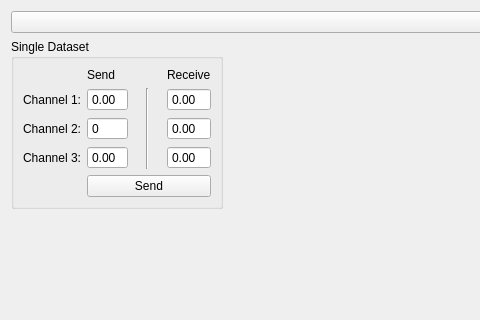
This is pysoworks/spiboxwidget.ui in piezosystemjena/PiSoWorks as Qt 5 draws it before an edit; both pictures show x 0 to 480 and y 0 to 320 of the 1205 by 821 pixel window. The edited form follows.
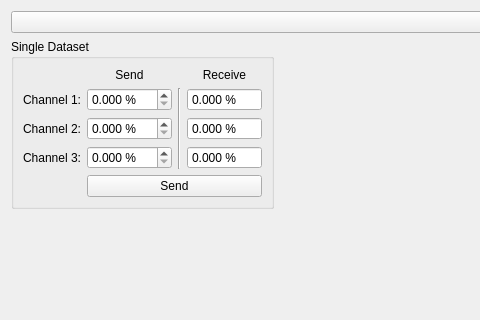
This is the edited form. Custom widgets are drawn as their Qt base class.

```diff
--- a/pysoworks/spiboxwidget.ui
+++ b/pysoworks/spiboxwidget.ui
@@ -85,17 +85,22 @@
           <string>Single Dataset</string>
          </property>
          <layout class="QGridLayout" name="gridLayout">
-          <item row="2" column="1">
-           <widget class="QSpinBox" name="spinBox">
-            <property name="buttonSymbols">
-             <enum>QAbstractSpinBox::ButtonSymbols::NoButtons</enum>
-            </property>
-           </widget>
-          </item>
           <item row="1" column="1">
            <widget class="QDoubleSpinBox" name="doubleSpinBox">
             <property name="buttonSymbols">
-             <enum>QAbstractSpinBox::ButtonSymbols::NoButtons</enum>
+             <enum>QAbstractSpinBox::ButtonSymbols::UpDownArrows</enum>
+            </property>
+            <property name="suffix">
+             <string> %</string>
+            </property>
+            <property name="decimals">
+             <number>3</number>
+            </property>
+            <property name="maximum">
+             <double>100.000000000000000</double>
+            </property>
+            <property name="singleStep">
+             <double>10.000000000000000</double>
             </property>
            </widget>
           </item>
@@ -107,6 +112,15 @@
             <property name="buttonSymbols">
              <enum>QAbstractSpinBox::ButtonSymbols::NoButtons</enum>
             </property>
+            <property name="suffix">
+             <string> %</string>
+            </property>
+            <property name="decimals">
+             <number>3</number>
+            </property>
+            <property name="maximum">
+             <double>1000.000000000000000</double>
+            </property>
            </widget>
           </item>
           <item row="0" column="1">
@@ -114,6 +128,9 @@
             <property name="text">
              <string>Send</string>
             </property>
+            <property name="alignment">
+             <set>Qt::AlignmentFlag::AlignCenter</set>
+            </property>
            </widget>
           </item>
           <item row="0" column="3">
@@ -121,6 +138,9 @@
             <property name="text">
              <string>Receive</string>
             </property>
+            <property name="alignment">
+             <set>Qt::AlignmentFlag::AlignCenter</set>
+            </property>
            </widget>
           </item>
           <item row="1" column="0">
@@ -145,6 +165,15 @@
             <property name="buttonSymbols">
              <enum>QAbstractSpinBox::ButtonSymbols::NoButtons</enum>
             </property>
+            <property name="suffix">
+             <string> %</string>
+            </property>
+            <property name="decimals">
+             <number>3</number>
+            </property>
+            <property name="maximum">
+             <double>1000.000000000000000</double>
+            </property>
            </widget>
           </item>
           <item row="2" column="3">
@@ -155,15 +184,36 @@
             <property name="buttonSymbols">
              <enum>QAbstractSpinBox::ButtonSymbols::NoButtons</enum>
             </property>
+            <property name="suffix">
+             <string> %</string>
+            </property>
+            <property name="decimals">
+             <number>3</number>
+            </property>
+            <property name="maximum">
+             <double>1000.000000000000000</double>
+            </property>
            </widget>
           </item>
           <item row="3" column="1">
            <widget class="QDoubleSpinBox" name="doubleSpinBox_4">
             <property name="readOnly">
-             <bool>true</bool>
+             <bool>false</bool>
             </property>
             <property name="buttonSymbols">
-             <enum>QAbstractSpinBox::ButtonSymbols::NoButtons</enum>
+             <enum>QAbstractSpinBox::ButtonSymbols::UpDownArrows</enum>
+            </property>
+            <property name="suffix">
+             <string> %</string>
+            </property>
+            <property name="decimals">
+             <number>3</number>
+            </property>
+            <property name="maximum">
+             <double>100.000000000000000</double>
+            </property>
+            <property name="singleStep">
+             <double>10.000000000000000</double>
             </property>
            </widget>
           </item>
@@ -185,7 +235,7 @@
            <widget class="Line" name="line">
             <property name="minimumSize">
              <size>
-              <width>27</width>
+              <width>0</width>
               <height>0</height>
              </size>
             </property>
@@ -194,6 +244,25 @@
             </property>
            </widget>
           </item>
+          <item row="2" column="1">
+           <widget class="QDoubleSpinBox" name="singleDatasetSendCh2SpinBox">
+            <property name="buttonSymbols">
+             <enum>QAbstractSpinBox::ButtonSymbols::UpDownArrows</enum>
+            </property>
+            <property name="suffix">
+             <string> %</string>
+            </property>
+            <property name="decimals">
+             <number>3</number>
+            </property>
+            <property name="maximum">
+             <double>100.000000000000000</double>
+            </property>
+            <property name="singleStep">
+             <double>10.000000000000000</double>
+            </property>
+           </widget>
+          </item>
          </layout>
         </widget>
        </item>
```
Left out of the diff: 14 changed lines with no effect on the pictures.
